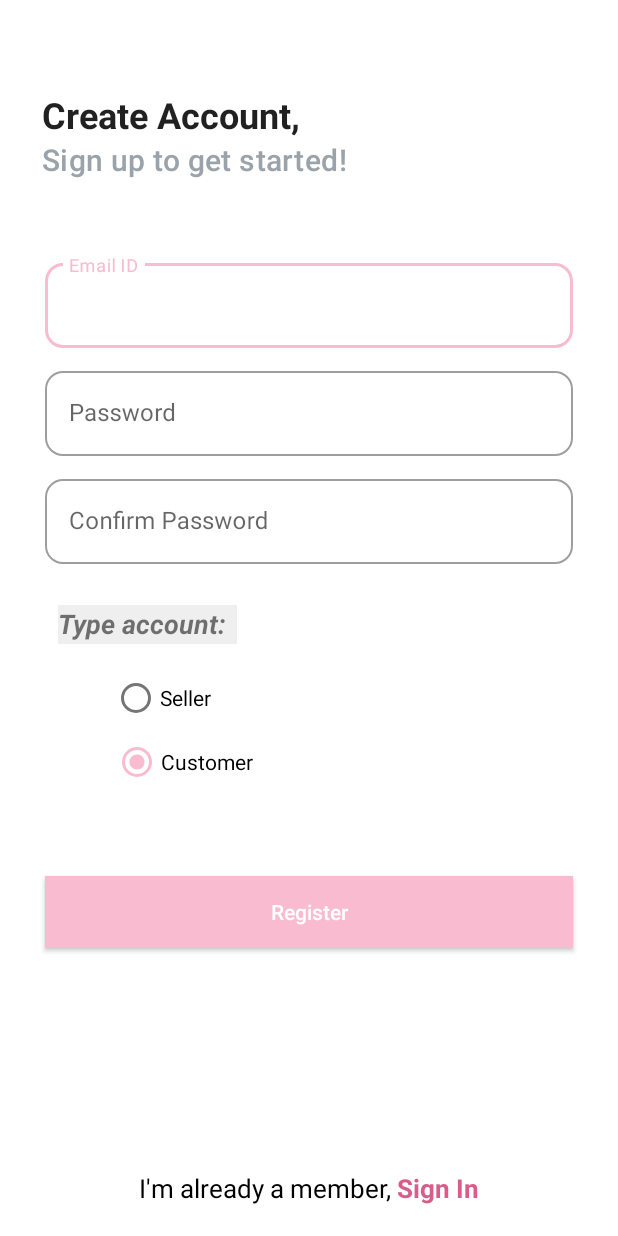
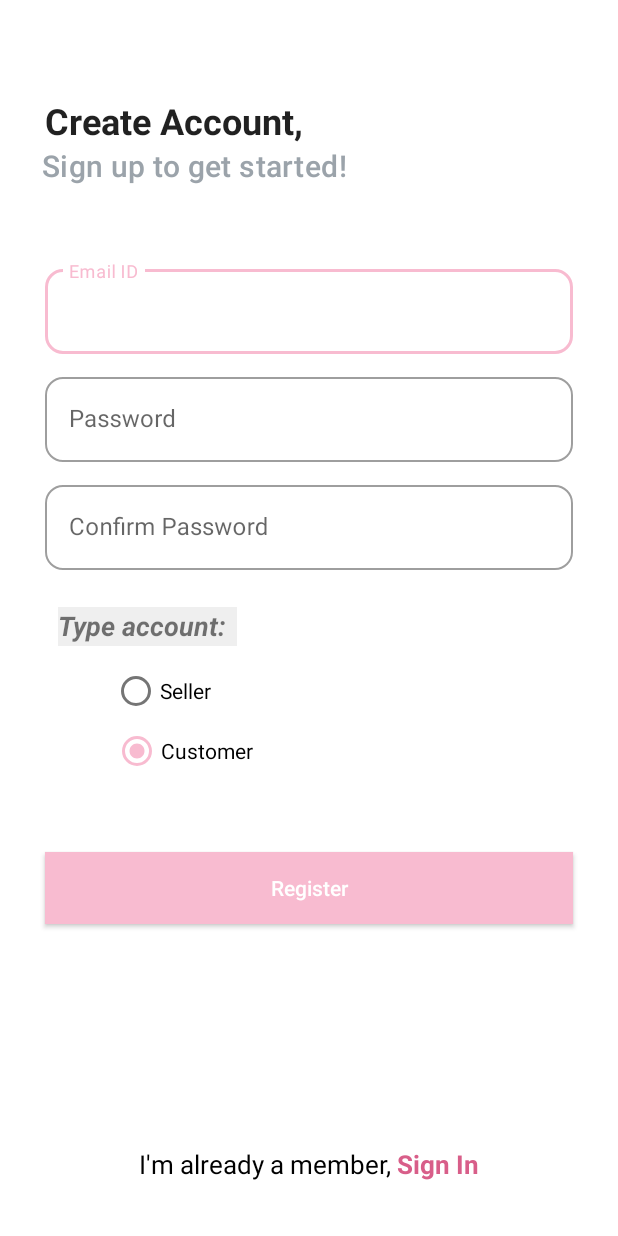
Before and after one commit to ngochai-hcmus/WinXEnchantixShop, an Android app: the RegisterActivity screen opened directly, with no data from a screen before it, on a phone screen of 412 x 824 dp. Run offline under Robolectric (Android 15) with nearby library versions, the light colour scheme and no system bars; our stand-ins replace Firebase (no records; nobody signed in at launch, a user with empty details on screens opened directly).

Commit message:
Update register UI

```diff
--- a/app/src/main/res/layout/activity_register.xml
+++ b/app/src/main/res/layout/activity_register.xml
@@ -10,15 +10,14 @@
         android:id="@+id/register_welcome"
         android:layout_width="wrap_content"
         android:layout_height="wrap_content"
-        android:layout_marginStart="28dp"
-        android:layout_marginTop="60dp"
+        android:layout_marginTop="64dp"
         android:text="Create Account,"
         android:textAppearance="@style/TextAppearance.MaterialComponents.Headline5"
         android:textStyle="bold"
+        app:layout_constraintEnd_toEndOf="parent"
+        app:layout_constraintHorizontal_bias="0.126"
         app:layout_constraintStart_toStartOf="parent"
-        app:layout_constraintTop_toTopOf="parent"
-
-        />
+        app:layout_constraintTop_toTopOf="parent" />
 
     <TextView
         android:id="@+id/register_sub"
@@ -134,7 +133,7 @@
         android:layout_width="0dp"
         android:layout_height="wrap_content"
         android:layout_marginStart="30dp"
-        android:layout_marginTop="208dp"
+        android:layout_marginTop="188dp"
         android:layout_marginEnd="30dp"
         android:background="@color/pink"
         android:text="Register"
@@ -150,7 +149,7 @@
         android:id="@+id/text_already_user"
         android:layout_width="wrap_content"
         android:layout_height="wrap_content"
-        android:layout_marginBottom="20dp"
+        android:layout_marginBottom="36dp"
         android:text="I'm already a member, "
         android:textColor="@color/black"
         android:textSize="17sp"
@@ -163,7 +162,7 @@
         android:id="@+id/btn_sign_in"
         android:layout_width="wrap_content"
         android:layout_height="wrap_content"
-        android:layout_marginBottom="20dp"
+        android:layout_marginBottom="36dp"
         android:clickable="true"
         android:text="Sign In"
         android:textColor="#d85e89"
```
